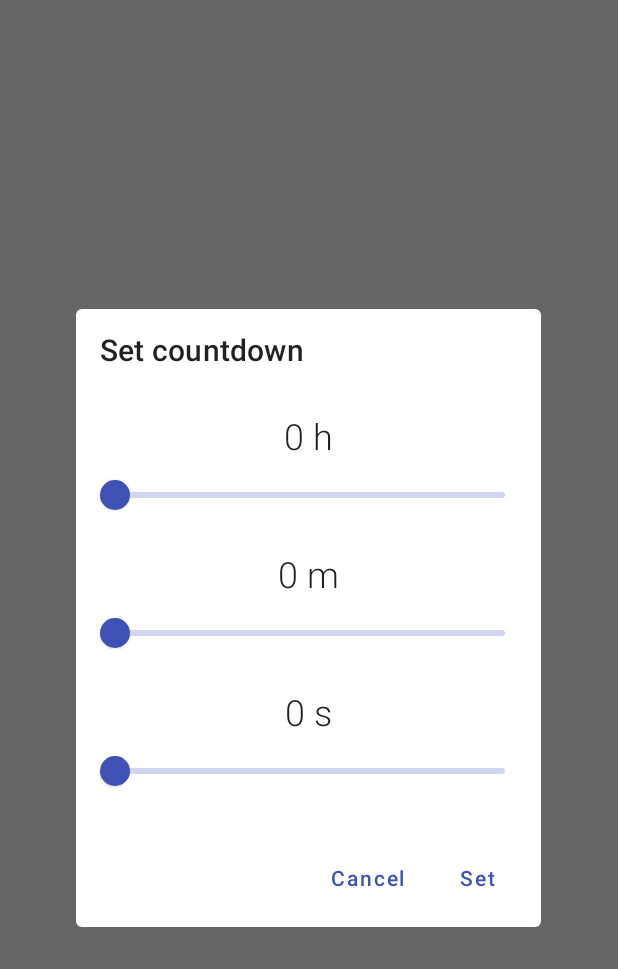
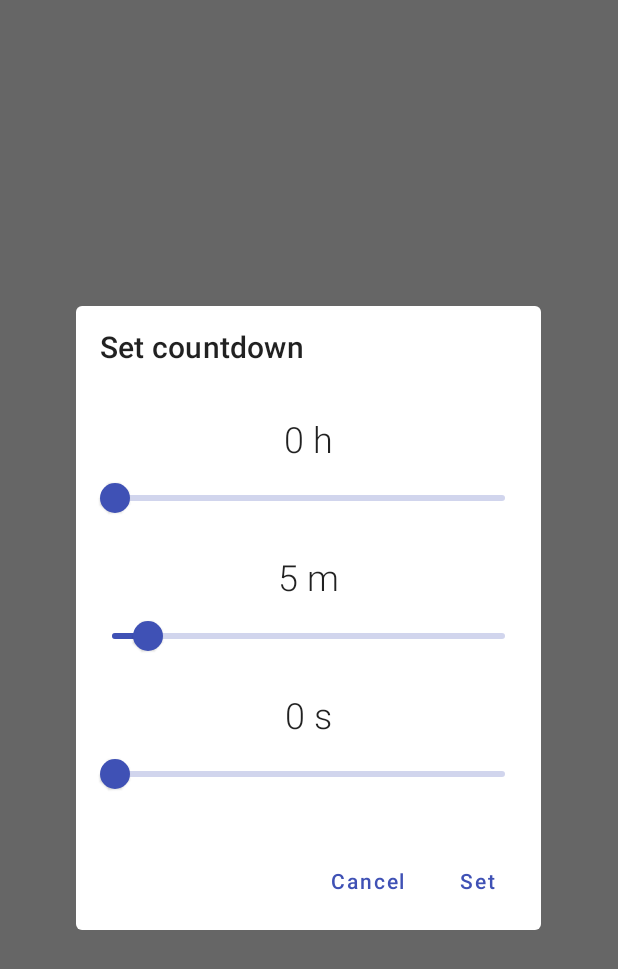
Before and after one commit to sol-digital/compose_challenge_week_2, an Android app built with Jetpack Compose: the screen it shows after launch (MainActivity), after a tap on "Set", on a phone screen of 412 x 824 dp. Shown: the top 969 px of the screen. Run offline under Robolectric (Android 15) with nearby library versions, the phone set to English and light mode, and no system bars.

```diff
--- a/app/src/main/java/com/example/androiddevchallenge/ui/view/layout.kt
+++ b/app/src/main/java/com/example/androiddevchallenge/ui/view/layout.kt
@@ -27,6 +27,7 @@ import androidx.compose.foundation.layout.fillMaxHeight
 import androidx.compose.foundation.layout.fillMaxSize
 import androidx.compose.foundation.layout.fillMaxWidth
 import androidx.compose.foundation.layout.height
+import androidx.compose.foundation.layout.offset
 import androidx.compose.foundation.layout.padding
 import androidx.compose.foundation.layout.requiredWidth
 import androidx.compose.foundation.layout.size
@@ -127,7 +128,7 @@ fun MyApp() {
 
     var isSetDialog by remember { mutableStateOf(false) }
 
-    var progress by remember { mutableStateOf(0.1f) }
+    var progress by remember { mutableStateOf(0.7f) }
     val animatedProgress by animateFloatAsState(
         targetValue = progress,
         animationSpec = ProgressIndicatorDefaults.ProgressAnimationSpec
@@ -140,6 +141,9 @@ fun MyApp() {
         title = {
             Text(text = stringResource(R.string.alarm_label))
         },
+        text = {
+            Text(text = stringResource(R.string.alarm_text))
+        },
         confirmButton = {
             TextButton(
                 onClick = {
@@ -150,6 +154,7 @@ fun MyApp() {
             }
         }
     ) else if (isSetDialog) CountdownSetDialog(
+        seconds = model.countdown,
         cancelAction = {
             isSetDialog = false
         },
@@ -162,8 +167,7 @@ fun MyApp() {
 
     Surface(modifier = Modifier.fillMaxSize()) {
         Box(modifier = Modifier.workspaceSize().padding(32.dp), contentAlignment = Alignment.Center) {
-            Box(contentAlignment = Alignment.Center, modifier = Modifier.background(colorResource(R.color.gray))) {
-                CircularProgressIndicator(modifier = Modifier.requiredWidth(240.dp), progress = animatedProgress)
+                CircularProgressIndicator(modifier = Modifier.requiredWidth(300.dp).offset(y = -(150).dp), progress = animatedProgress)
                 Column(horizontalAlignment = Alignment.CenterHorizontally) {
                     val isAlarm = model.secondsToAlarm <= 0
                     Text(
@@ -178,7 +182,7 @@ fun MyApp() {
                         }
                         Spacer(Modifier.width(16.dp))
                         IconButton(onClick = {
-                            if (progress < 1f) progress += 0.1f
+                            progress = 0f
                             model.resetCountdown()
                         }) {
                             Icon(Icons.Outlined.RestartAlt, contentDescription = "Reset", tint = colorResource(R.color.reset))
@@ -205,26 +209,26 @@ fun MyApp() {
                         }
                     }
                 }
-            }
         }
     }
 }
 
 @Composable
-private fun CountdownSetDialog(cancelAction: () -> Unit, doneAction: (Int) -> Unit) {
+private fun CountdownSetDialog(seconds: Int, cancelAction: () -> Unit, doneAction: (Int) -> Unit) {
     Dialog(onDismissRequest = {
         cancelAction()
     }) {
         Surface(modifier = Modifier.dialogSize(), shape = MaterialTheme.shapes.medium) {
             Column {
-                var h by remember { mutableStateOf(0) }
-                var m by remember { mutableStateOf(0) }
-                var s by remember { mutableStateOf(0) }
+                val data = splitSeconds(seconds)
+                var h by remember { mutableStateOf(data.first) }
+                var m by remember { mutableStateOf(data.second) }
+                var s by remember { mutableStateOf(data.third) }
                 Column(modifier = Modifier.padding(16.dp)) {
                     CompositionLocalProvider(LocalContentAlpha provides ContentAlpha.high) {
                         Text(text = stringResource(R.string.dialog_set_title), style = MaterialTheme.typography.h6)
                     }
-                    Column(modifier = Modifier.fillMaxWidth().padding(top = 32.dp), horizontalAlignment = Alignment.CenterHorizontally) {
+                    Column(modifier = Modifier.fillMaxWidth().padding(top = 36.dp), horizontalAlignment = Alignment.CenterHorizontally) {
                         Text(text = "$h h", style = MaterialTheme.typography.h5, fontWeight = FontWeight.Light)
                         Slider(
                             value = h.toFloat(),
@@ -251,11 +255,15 @@ private fun CountdownSetDialog(cancelAction: () -> Unit, doneAction: (Int) -> Un
                     }
                 }
                 Row(modifier = Modifier.fillMaxWidth().padding(horizontal = 10.dp, vertical = 8.dp), horizontalArrangement = Arrangement.End) {
-                    TextButton(onClick = { cancelAction() }) {
+                    TextButton(onClick = {
+                        cancelAction()
+                    }) {
                         Text(stringResource(R.string.cancel_label))
                     }
                     Spacer(modifier = Modifier.width(8.dp))
-                    TextButton(onClick = { doneAction(100) }) {
+                    TextButton(onClick = {
+                        doneAction(3600 * h + 60 * m + s)
+                    }) {
                         Text(stringResource(R.string.set_label))
                     }
                 }
@@ -264,9 +272,12 @@ private fun CountdownSetDialog(cancelAction: () -> Unit, doneAction: (Int) -> Un
     }
 }
 
-private fun getTimeLabel(seconds: Int): String {
-    val h = (seconds / 3600).toInt().toString()
-    val m = ((seconds % 3600) / 60).toInt().toString().padStart(2, '0')
-    val s = (seconds % 60).toString().padStart(2, '0')
-    return "$h:$m:$s"
+private fun splitSeconds(seconds: Int) = Triple(
+    (seconds / 3600).toInt(),
+    ((seconds % 3600) / 60).toInt(),
+    seconds % 60
+)
+
+private fun getTimeLabel(seconds: Int) = splitSeconds(seconds).let {
+    "${it.first}:${it.second.toString().padStart(2, '0')}:${it.third.toString().padStart(2, '0')}"
 }
--- a/app/src/main/res/values/strings.xml
+++ b/app/src/main/res/values/strings.xml
@@ -10,11 +10,13 @@
       the License.
       -->
     <string name="app_name">AndroidDevChallenge</string>
+    <string name="toast_back_label">For exit do it again</string>
 
     <string name="dialog_set_title">Set countdown</string>
 
-    <string name="toast_back_label">For exit do it again</string>
     <string name="alarm_label">Alarm!</string>
+    <string name="alarm_text">It\'s the final countdown.</string>
+
     <string name="close_label">Close</string>
     <string name="set_label">Set</string>
     <string name="cancel_label">Cancel</string>
```
